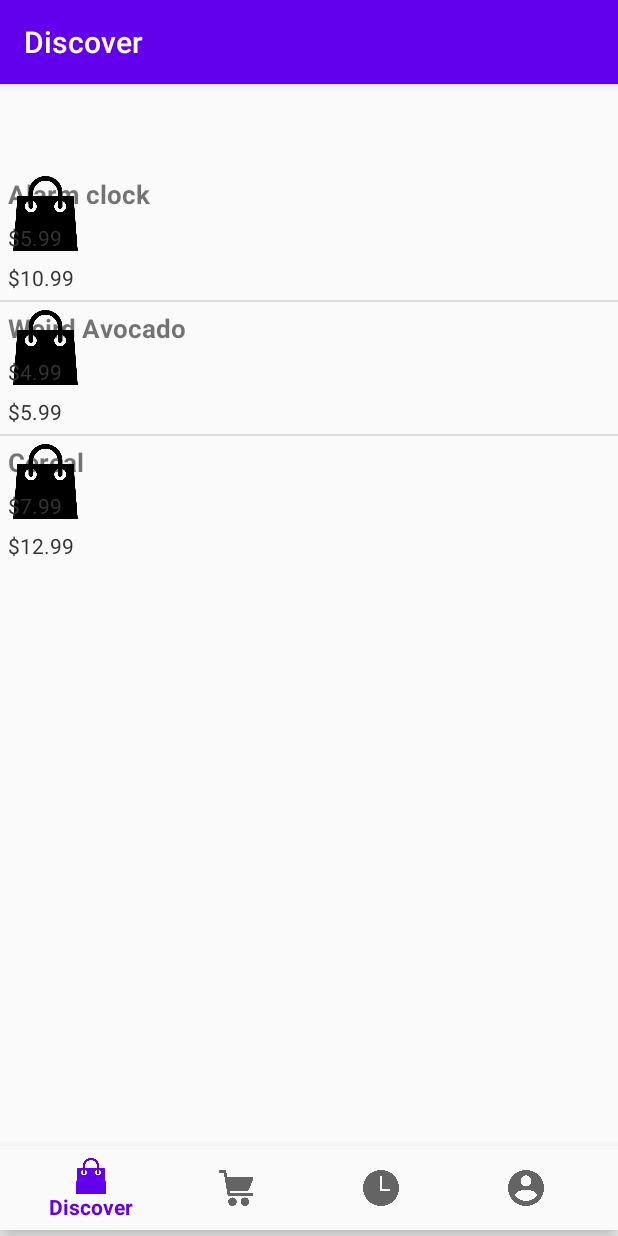
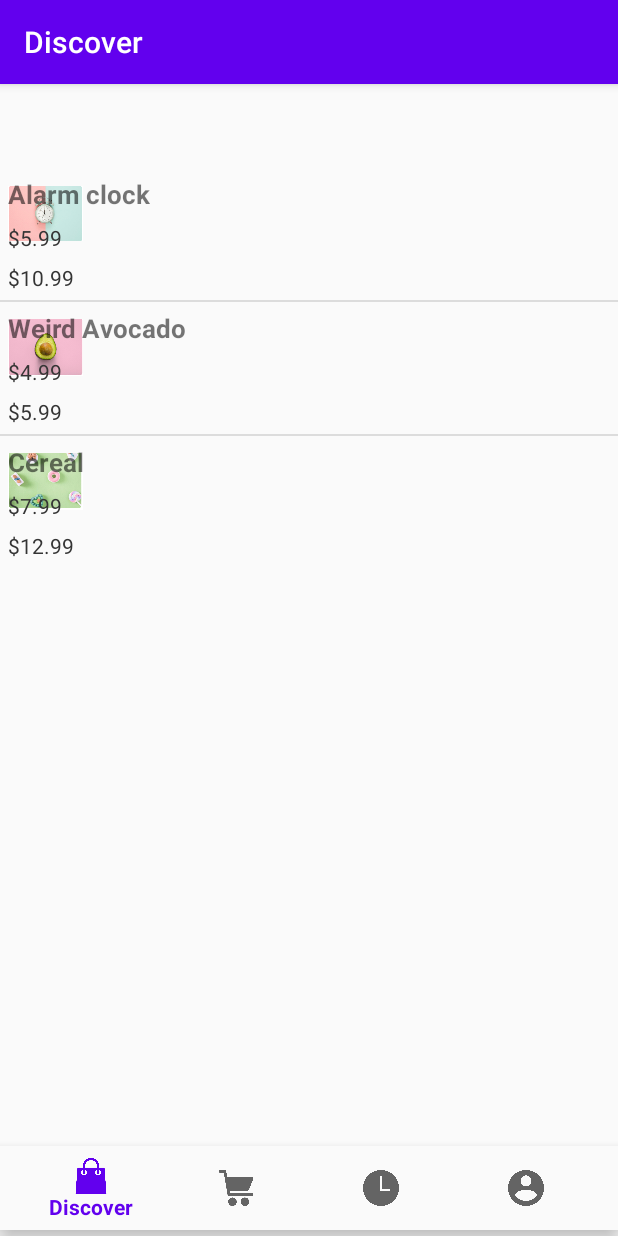
Before and after one commit to adriangohjw/cz3002-advanced-software-engineering, an Android app: the DiscoverFragment screen opened directly, with no data from a screen before it, on a phone screen of 412 x 824 dp. Run offline under Robolectric (Android 15) with nearby library versions, the phone set to English and light mode, and no system bars; our stand-ins replace navigation-ui.

Commit message:
added images to prod info

```diff
--- a/scanSmart_frontend/app/src/main/java/com/example/scansmart/LoginFragment.java
+++ b/scanSmart_frontend/app/src/main/java/com/example/scansmart/LoginFragment.java
@@ -69,7 +69,7 @@ public class LoginFragment extends Fragment {
                 password = etPassword.getText().toString().trim();
                 if (validateInputs()) {
                     loginUser();
-                    Intent nextIntent = new Intent(getActivity(),MainActivity2.class);
+                    Intent nextIntent = new Intent(getActivity(), MainActivity2.class);
                     startActivity(nextIntent);
                 }
 
--- a/scanSmart_frontend/app/src/main/java/com/example/scansmart/ui/User.java
+++ b/scanSmart_frontend/app/src/main/java/com/example/scansmart/ui/User.java
@@ -11,6 +11,7 @@ public class User {
     String username;
     String email;
     Date sessionExpiryDate;
+
 
     public void setUsername(String username) {
         this.username = username;
--- a/scanSmart_frontend/app/src/main/java/com/example/scansmart/ui/discover/CustomListAdapter.java
+++ b/scanSmart_frontend/app/src/main/java/com/example/scansmart/ui/discover/CustomListAdapter.java
@@ -1,9 +1,11 @@
 package com.example.scansmart.ui.discover;
 import android.content.Context;
+import android.media.Image;
 import android.view.LayoutInflater;
 import android.view.View;
 import android.view.ViewGroup;
 import android.widget.BaseAdapter;
+import android.widget.ImageView;
 import android.widget.TextView;
 
 import com.example.scansmart.R;
@@ -39,6 +41,7 @@ public class CustomListAdapter extends BaseAdapter {
             holder.uName = (TextView) v.findViewById(R.id.prod_name);
             holder.uDiscPrice = (TextView) v.findViewById(R.id.disc_price);
             holder.uOriginalPrice = (TextView) v.findViewById(R.id.original_price);
+            holder.uProdImage  = (ImageView) v.findViewById(R.id.prod_icon);
             v.setTag(holder);
         } else {
             holder = (ViewHolder) v.getTag();
@@ -46,11 +49,13 @@ public class CustomListAdapter extends BaseAdapter {
         holder.uName.setText(listData.get(position).getName());
         holder.uDiscPrice.setText(listData.get(position).getDisc_price());
         holder.uOriginalPrice.setText(listData.get(position).getOriginal_price());
+        holder.uProdImage.setImageResource(listData.get(position).getImageUrl());
         return v;
     }
     static class ViewHolder {
         TextView uName;
         TextView uDiscPrice;
         TextView uOriginalPrice;
+        ImageView uProdImage;
     }
 }
--- a/scanSmart_frontend/app/src/main/java/com/example/scansmart/ui/discover/DiscoverFragment.java
+++ b/scanSmart_frontend/app/src/main/java/com/example/scansmart/ui/discover/DiscoverFragment.java
@@ -41,16 +41,19 @@ public class DiscoverFragment extends Fragment {
     private ArrayList getListData() {
         ArrayList<ListItem> results = new ArrayList<>();
         ListItem prod1 = new ListItem();
+        prod1.setImageUrl(R.drawable.icon1);
         prod1.setName("Alarm clock");
         prod1.setDisc_price("$5.99");
         prod1.setOriginal_price("$10.99");
         results.add(prod1);
         ListItem prod2 = new ListItem();
+        prod2.setImageUrl(R.drawable.icon2);
         prod2.setName("Weird Avocado");
         prod2.setDisc_price("$4.99");
         prod2.setOriginal_price("$5.99");
         results.add(prod2);
         ListItem prod3 = new ListItem();
+        prod3.setImageUrl(R.drawable.icon3);
         prod3.setName("Cereal");
         prod3.setDisc_price("$7.99");
         prod3.setOriginal_price("$12.99");
--- a/scanSmart_frontend/app/src/main/java/com/example/scansmart/ui/discover/ListItem.java
+++ b/scanSmart_frontend/app/src/main/java/com/example/scansmart/ui/discover/ListItem.java
@@ -1,9 +1,23 @@
 package com.example.scansmart.ui.discover;
+
+import com.google.gson.annotations.SerializedName;
 
 public  class ListItem {
     private String name;
     private String original_price;
     private String disc_price;
+    @SerializedName("image")
+    private int imageUrl;
+
+
+    public int getImageUrl() {
+        return imageUrl;
+    }
+
+    public void setImageUrl(int imageUrl) {
+        this.imageUrl = imageUrl;
+    }
+
     public String getName() {
         return name;
     }
--- a/scanSmart_frontend/app/src/main/res/layout/fragment_discover.xml
+++ b/scanSmart_frontend/app/src/main/res/layout/fragment_discover.xml
@@ -2,7 +2,10 @@
 <LinearLayout xmlns:android="http://schemas.android.com/apk/res/android"
     android:layout_width="fill_parent"
     android:layout_height="fill_parent"
-    android:orientation="vertical" >
+    xmlns:app="http://schemas.android.com/apk/res-auto"
+    android:orientation="vertical">
+
+
 
     <ListView
         android:id="@+id/user_list"
--- a/scanSmart_frontend/app/src/main/res/layout/list_row.xml
+++ b/scanSmart_frontend/app/src/main/res/layout/list_row.xml
@@ -6,10 +6,10 @@
     android:padding="5dip" >
 
     <ImageView
-        android:id="@+id/icon"
+        android:id="@+id/prod_icon"
         android:layout_width="50dp"
         android:layout_height="50dp"
-        android:src="@drawable/shopping_bag" />
+        android:src="@drawable/icon1" />
 
     <TextView
         android:id="@+id/prod_name"
```
Also changed, not shown: scanSmart_frontend/app/src/main/res/drawable/icon1.png (added), scanSmart_frontend/app/src/main/res/drawable/icon2.png (added), scanSmart_frontend/app/src/main/res/drawable/icon3.png (added).
